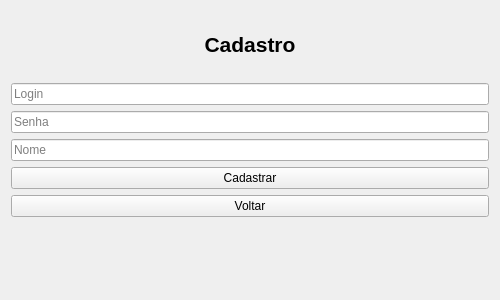
Old version of the form ui/cadastro.ui in the repository Zaldef/Project-K.
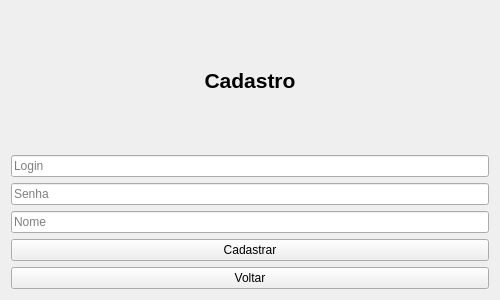
New version of the form.

Diff of the .ui file:
```diff
--- a/ui/cadastro.ui
+++ b/ui/cadastro.ui
@@ -65,19 +65,6 @@
      </property>
     </widget>
    </item>
-   <item>
-    <widget class="QLabel" name="labelMensagem">
-     <property name="text">
-      <string/>
-     </property>
-     <property name="alignment">
-      <set>Qt::AlignCenter</set>
-     </property>
-     <property name="styleSheet">
-      <string>font-size: 10pt; color: red;</string>
-     </property>
-    </widget>
-   </item>
   </layout>
  </widget>
 </ui>
```
